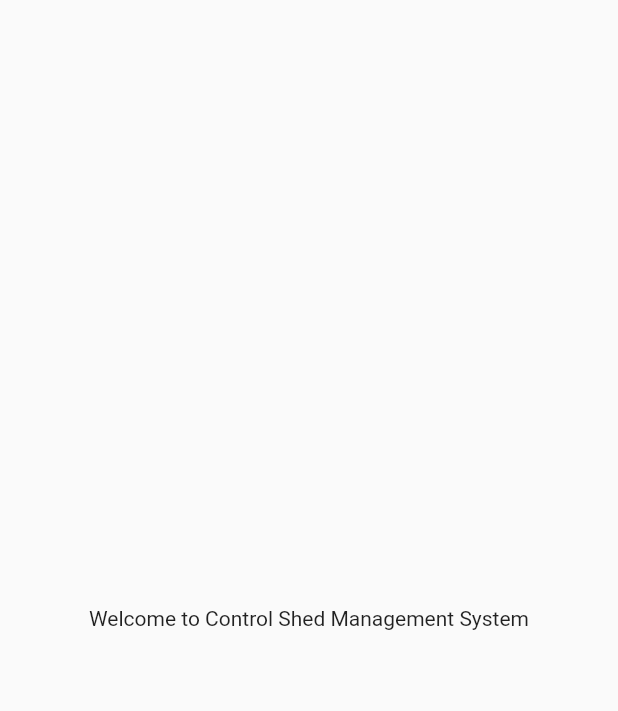
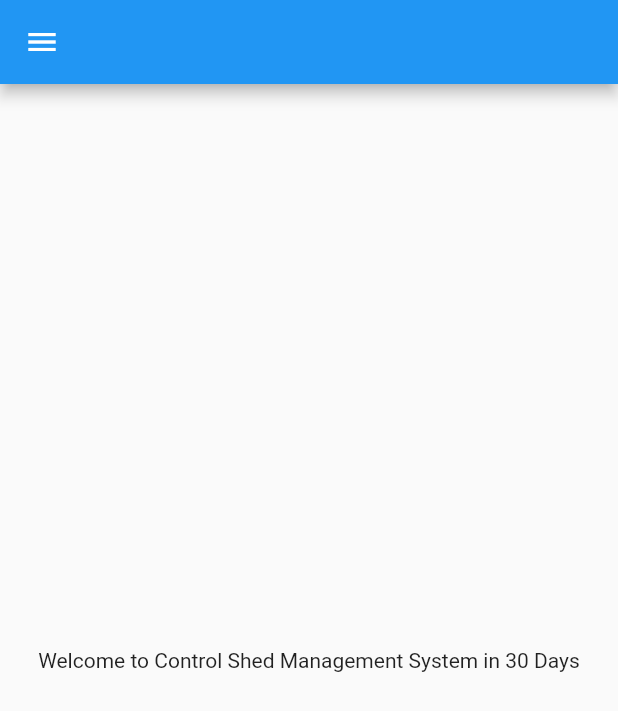
Before and after one commit to asimumsma7832/Flutterfyp, a Flutter app: the screen it shows after launch, on a phone screen of 412 x 824 dp. Shown: the top 711 px of the screen. Run offline on Flutter 3.47's test engine with Material 2 defaults, Android fonts, the phone set to English and light mode, and no system bars.

Commit message:
Day 2 completed

```diff
--- /dev/null
+++ b/lib/home_page.dart
@@ -0,0 +1,20 @@
+import 'package:flutter/material.dart';
+
+class HomePage extends StatelessWidget {
+  final int days = 30;
+
+
+  @override
+  Widget build(BuildContext context) {
+    return Scaffold(
+      appBar: AppBar(),
+      body: Center(
+        child: Container(
+          child:
+              Text("Welcome to Control Shed Management System in $days Days"),
+        ),
+      ),
+      drawer: Drawer(),
+    );
+  }
+}
--- a/lib/main.dart
+++ b/lib/main.dart
@@ -1,4 +1,5 @@
 import 'package:flutter/material.dart';
+import 'package:flutter_application_1/home_page.dart';
 
 void main() {
   runApp(MyApp());
@@ -9,14 +10,10 @@ class MyApp extends StatelessWidget {
 
   @override
   Widget build(BuildContext context) {
+
+
     return MaterialApp(
-      home: Material(
-        child: Center(
-          child: Container(
-            child: Text("Welcome to Control Shed Management System"),
-          ),
-        ),
-      ),
+      home: HomePage(),
     );
   }
 }
```
